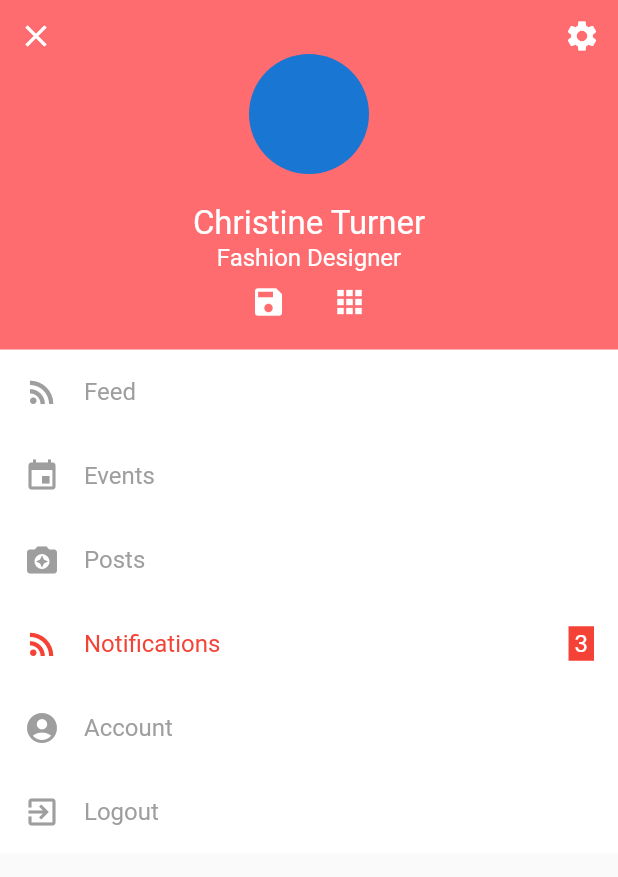
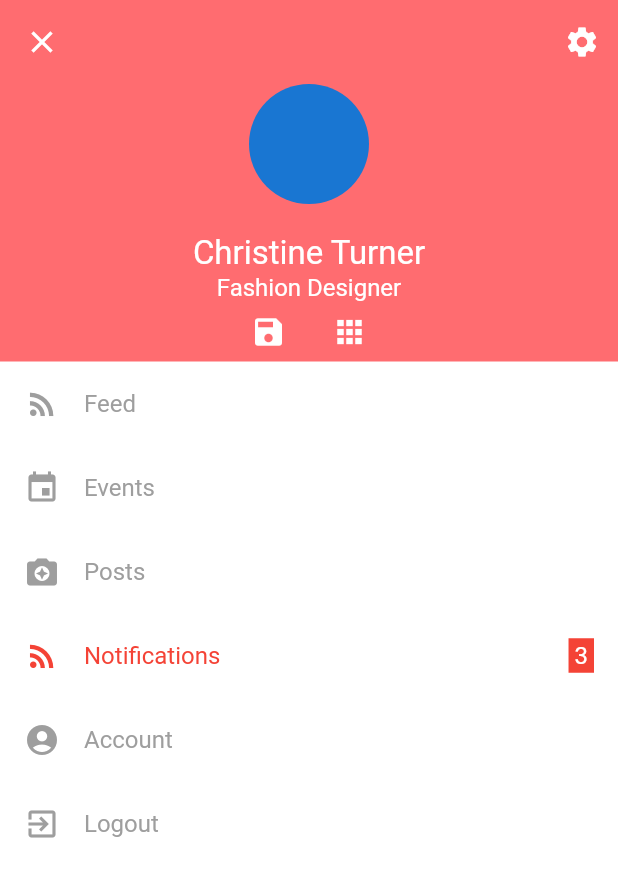
Before and after one commit to bukunmialuko/falcon102, a Flutter app: the NavScreen screen opened directly, on a phone screen of 412 x 824 dp. Shown: the top 877 px of the screen. Run offline on Flutter 3.47's test engine with Material 2 defaults, Android fonts, the phone set to English and light mode, and no system bars; our stand-ins replace hexcolor.

Commit message:
Adjusted nav screen

```diff
--- a/lib/main.dart
+++ b/lib/main.dart
@@ -1,5 +1,6 @@
-import 'package:falcon102/screens/home_screen.dart';
 import 'package:flutter/material.dart';
+
+import 'screens/nav_screen.dart';
 
 void main() {
   runApp(MyApp());
@@ -15,7 +16,7 @@ class MyApp extends StatelessWidget {
         primarySwatch: Colors.blue,
         visualDensity: VisualDensity.adaptivePlatformDensity,
       ),
-      home: HomeScreen(),
+      home: NavScreen(),
     );
   }
 }
--- a/lib/screens/nav_screen.dart
+++ b/lib/screens/nav_screen.dart
@@ -1,6 +1,7 @@
 import 'package:falcon102/widget/nav_header.dart';
 import 'package:falcon102/widget/nav_item.dart';
 import 'package:flutter/material.dart';
+import 'package:hexcolor/hexcolor.dart';
 
 class NavScreen extends StatefulWidget {
   @override
@@ -12,9 +13,26 @@ class _NavScreenState extends State<NavScreen> {
 
   @override
   Widget build(BuildContext context) {
-    return Material(
-      color: Colors.white,
-      child: SafeArea(
+    return Scaffold(
+      backgroundColor: Colors.white,
+      appBar: AppBar(
+        elevation: 0.0,
+        backgroundColor: Hexcolor('#ff6c70'),
+        leading: IconButton(
+          icon: Icon(
+            Icons.close,
+            color: Colors.white,
+          ),
+        ),
+        actions: <Widget>[
+          IconButton(
+              icon: Icon(
+            Icons.settings,
+            color: Colors.white,
+          ))
+        ],
+      ),
+      body: SafeArea(
         child: SingleChildScrollView(
           child: Column(
             children: [
--- a/lib/widget/nav_header.dart
+++ b/lib/widget/nav_header.dart
@@ -10,24 +10,9 @@ class NavHeader extends StatelessWidget {
   Widget build(BuildContext context) {
     return Container(
       color: Hexcolor('#ff6c70'),
-      child: Padding(
-        padding: const EdgeInsets.all(12.0),
       child: Column(
         mainAxisAlignment: MainAxisAlignment.center,
         children: [
-            Row(
-              mainAxisAlignment: MainAxisAlignment.spaceBetween,
-              children: [
-                Icon(
-                  Icons.close,
-                  color: Colors.white,
-                ),
-                Icon(
-                  Icons.settings,
-                  color: Colors.white,
-                )
-              ],
-            ),
           CircleAvatar(
             radius: 40,
           ),
@@ -67,7 +52,6 @@ class NavHeader extends StatelessWidget {
           )
         ],
       ),
-      ),
     );
   }
 }
```
Lines whose indentation alone changed are shown as unchanged.
